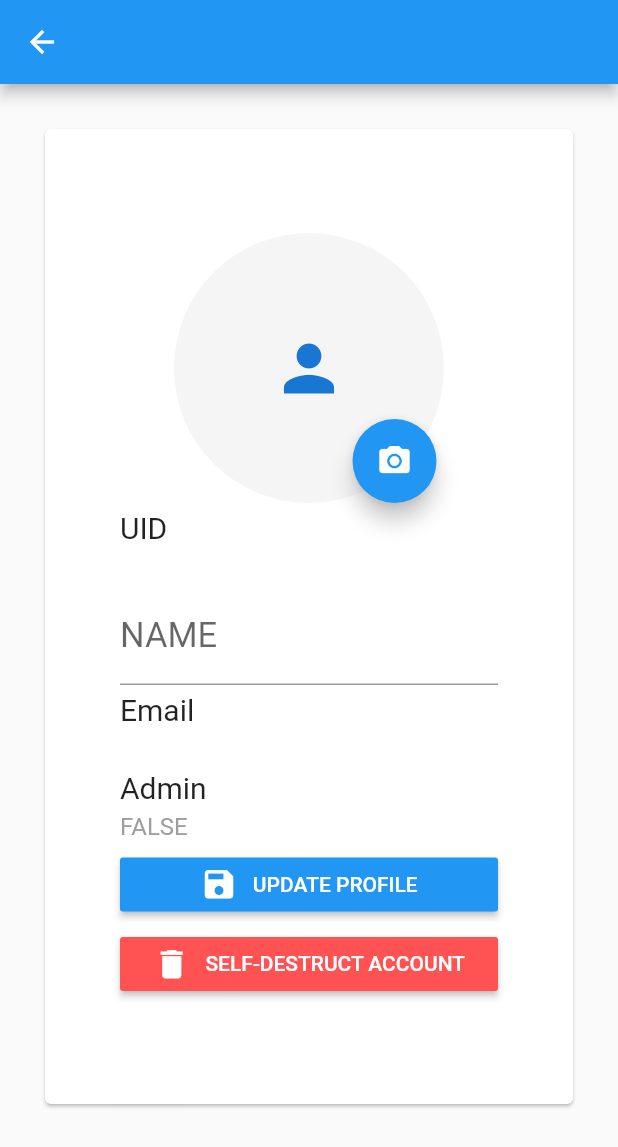
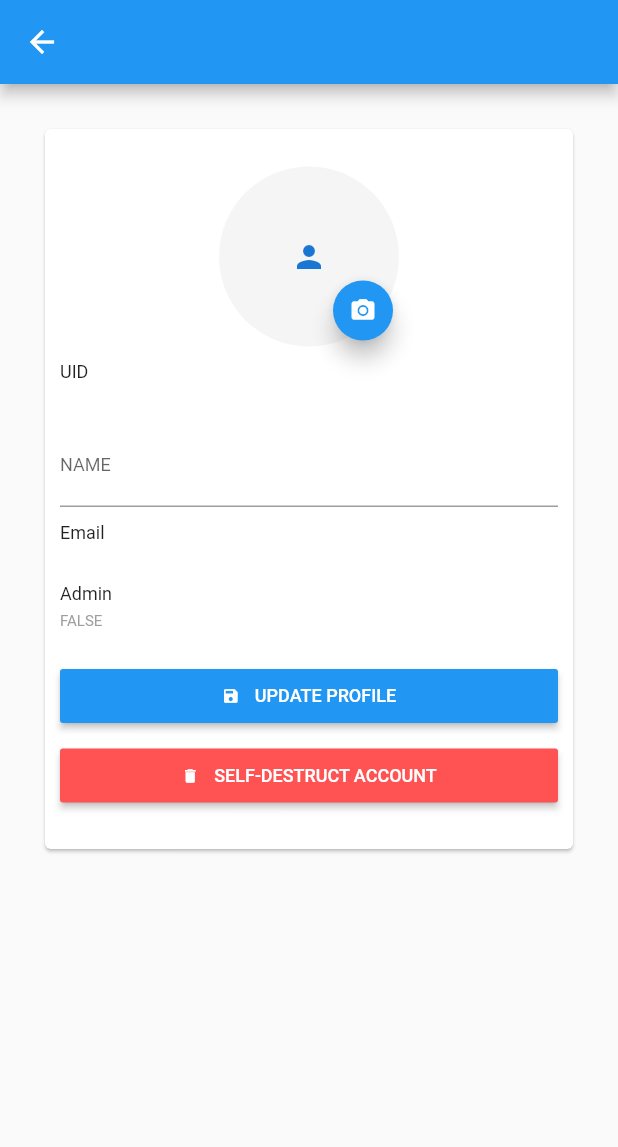
Before and after one commit to arma7x/FireFlutter, a Flutter app: the Profile screen opened directly with empty values, on a phone screen of 412 x 824 dp. Shown: the top 1147 px of the screen. Run offline on Flutter 3.47's test engine with Material 2 defaults, Android fonts, the phone set to English and light mode, and no system bars; our stand-ins replace cached_network_image, device_info, firebase_auth, firebase_core, firebase_database, firebase_messaging and 5 more; accounts and stored records are empty.

Commit message:
update WIP flutter

```diff
--- a/fireflutter/lib/navigation/screens/profile.dart
+++ b/fireflutter/lib/navigation/screens/profile.dart
@@ -165,27 +165,33 @@ class _ProfileState extends State<Profile> {
             child: Card(
               margin: EdgeInsets.fromLTRB(0.0, 30.0, 0.0, 30.0),
               child: Container(
-                height: 650,
+                height: 480,
                 width: (MediaQuery.of(context).size.width - 60),
                 child: Column(
                   mainAxisAlignment: MainAxisAlignment.center,
                   children: <Widget>[
                     Stack(
                       children: <Widget>[
-                        CircleAvatarIcon(url: _user?.photoUrl, radius: 90),
+                        CircleAvatarIcon(url: _user?.photoUrl, radius: 60),
                         Positioned(
-                          right: 5.0,
+                          right: 0.0,
                           bottom: 0.0,
                           child: FloatingActionButton(
+                            mini: true,
                             backgroundColor: Theme.of(context).primaryColor,
                             onPressed: _selectImageSourceDialog,
-                            child: Icon(Icons.camera_alt),
+                            child: Icon(Icons.camera_alt, size: 18.0),
                           )
                         ),
                       ]
                     ),
-                    ListViewChild(title: 'UID', subtitle: _user?.uid == null ? "" : _user.uid),
+                    ListViewChild(
+                      title: 'UID',
+                      subtitle: _user?.uid == null ? "" : _user.uid,
+                      margin: EdgeInsets.fromLTRB(10.0, 10.0, 10.0, 0.0),
+                    ),
                     ListViewWidget(
+                      margin: EdgeInsets.fromLTRB(10.0, 10.0, 10.0, 0.0),
                       widget: Form(
                         key: _formKey,
                         child: TextFormField(
@@ -193,7 +199,7 @@ class _ProfileState extends State<Profile> {
                           decoration: InputDecoration(
                             labelText: 'NAME',
                             labelStyle: TextStyle(
-                              fontSize: 23,
+                              fontSize: 12,
                               fontWeight: FontWeight.normal
                             )
                           ),
@@ -206,10 +212,19 @@ class _ProfileState extends State<Profile> {
                         )
                       )
                     ),
-                    ListViewChild(title: 'Email', subtitle: _user?.email == null ? "" : _user.email),
-                    ListViewChild(title: 'Admin', subtitle: _metadata != null ? (_metadata['role'] == 1 ? 'TRUE' : 'FALSE') : 'FALSE'),
+                    ListViewChild(
+                      title: 'Email',
+                      subtitle: _user?.email == null ? "" : _user.email,
+                      margin: EdgeInsets.fromLTRB(10.0, 10.0, 10.0, 0.0),
+                    ),
+                    ListViewChild(
+                      title: 'Admin',
+                      subtitle: _metadata != null ? (_metadata['role'] == 1 ? 'TRUE' : 'FALSE') : 'FALSE',
+                      margin: EdgeInsets.fromLTRB(10.0, 10.0, 10.0, 0.0),
+                    ),
                     ListViewWidget(
-                       widget: RaisedButton(
+                      margin: EdgeInsets.fromLTRB(10.0, 20.0, 10.0, 0.0),
+                      widget: RaisedButton(
                         onPressed: () async {
                           if (_formKey.currentState.validate()) {
                             _updateDisplayName(_nameController.text);
@@ -219,28 +234,29 @@ class _ProfileState extends State<Profile> {
                         child: Row(
                           mainAxisAlignment: MainAxisAlignment.center,
                           children: <Widget>[
-                            Icon(Icons.save, size: 25, color: Colors.white),
+                            Icon(Icons.save, size: 12.0, color: Colors.white),
                             SizedBox(width: 10),
                             Text(
                               "UPDATE PROFILE",
-                              style: TextStyle(color: Colors.white),
+                              style: TextStyle(color: Colors.white, fontSize: 12.0,),
                             ),
                           ]
                         )
                       )
                     ),
                     ListViewWidget(
+                      margin: EdgeInsets.fromLTRB(10.0, 5.0, 10.0, 0.0),
                       widget: RaisedButton(
                         onPressed: _confirmDeleteAccountDialog,
                         color: Colors.redAccent,
                         child: Row(
                           mainAxisAlignment: MainAxisAlignment.center,
                           children: <Widget>[
-                            Icon(Icons.delete, size: 25, color: Colors.white),
+                            Icon(Icons.delete, size: 12.0, color: Colors.white),
                             SizedBox(width: 10),
                             Text(
                               "SELF-DESTRUCT ACCOUNT",
-                              style: TextStyle(color: Colors.white),
+                              style: TextStyle(color: Colors.white, fontSize: 12.0,),
                             ),
                           ]
                         )
--- a/fireflutter/lib/navigation/screens/queue.dart
+++ b/fireflutter/lib/navigation/screens/queue.dart
@@ -142,7 +142,7 @@ class _QueuePageState extends State<QueuePage> {
         : Center(
           child: Text(
             'No user in queue list',
-            style: Theme.of(context).textTheme.display1,
+            style: TextStyle(fontSize: 12, fontWeight: FontWeight.normal, color: Colors.grey),
           ),
         ),
       ),
--- a/fireflutter/lib/widgets/misc/circle_avatar_icon.dart
+++ b/fireflutter/lib/widgets/misc/circle_avatar_icon.dart
@@ -14,7 +14,7 @@ class CircleAvatarIcon extends StatelessWidget {
       radius: radius,
       backgroundColor: Colors.grey[100],
       backgroundImage: url != null ? CachedNetworkImageProvider(url) : null,
-      child: url == null ? Icon(Icons.person, size: 50.0) : null,
+      child: url == null ? Icon(Icons.person, size: 24.0) : null,
     );
   }
 }
--- a/fireflutter/lib/widgets/misc/list_view_child.dart
+++ b/fireflutter/lib/widgets/misc/list_view_child.dart
@@ -20,14 +20,14 @@ class ListViewChild extends StatelessWidget {
           Text(
             title,
             style: TextStyle(
-              fontSize: 20,
+              fontSize: 12.0,
               fontWeight: FontWeight.normal
             )
           ),
           SizedBox(height: 5),
           Text(
             subtitle,
-            style: TextStyle(fontSize: 16, fontWeight: FontWeight.normal, color: Colors.grey)
+            style: TextStyle(fontSize: 10.0, fontWeight: FontWeight.normal, color: Colors.grey)
           ),
         ]
       ),
```
Also changed, not shown: fireflutter/lib/main.dart (+25 -3 lines), fireflutter/lib/navigation/screens/chat.dart (+39 -30 lines), fireflutter/lib/widgets/queue/queue_item.dart (+81 -44 lines).
